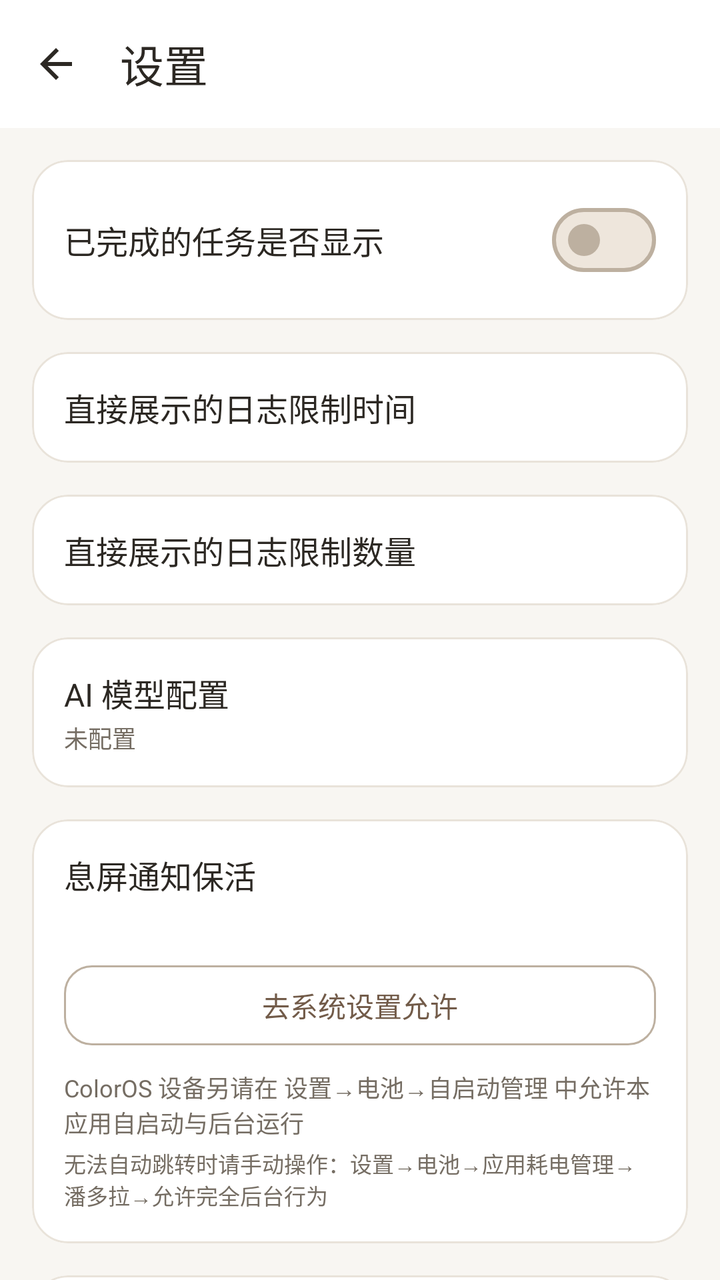
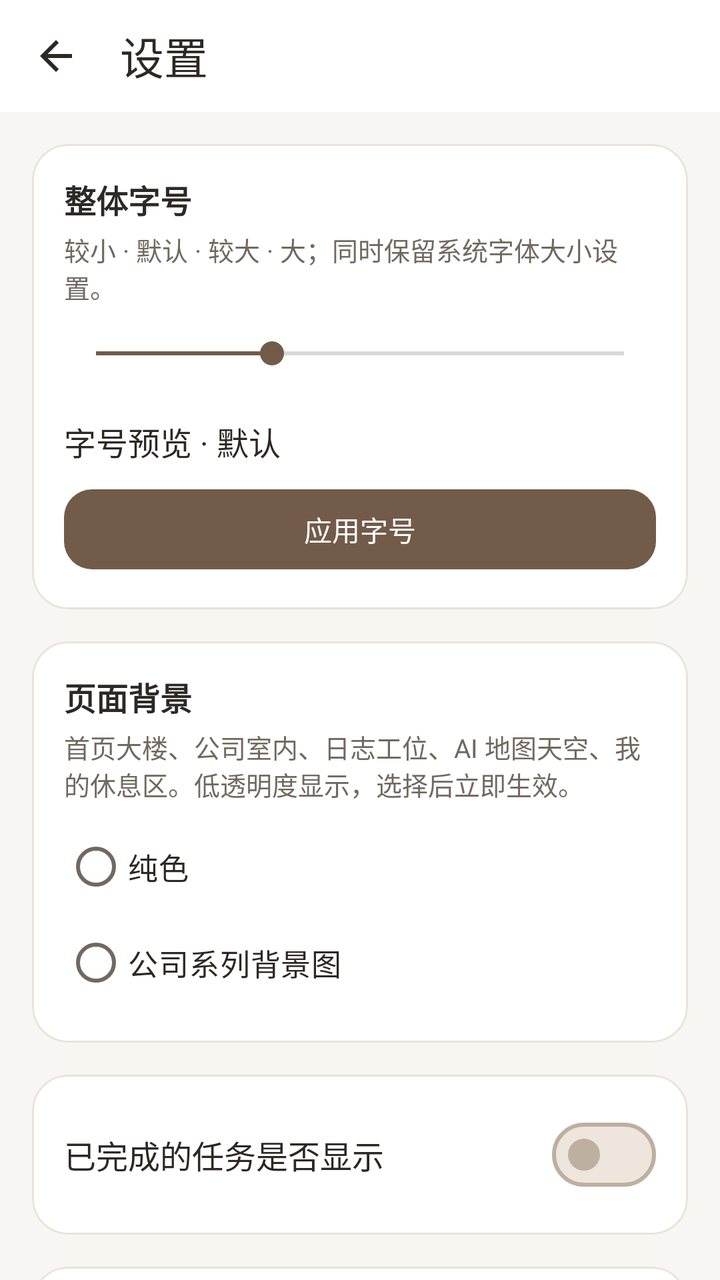

Two renders of the same Android screen: before a commit and after it. Below are the layout's source before the change and the commit's diff.
<!-- AndroidManifest.xml: application theme Theme.Project_Pandora -->
<!-- res/layout/activity_settings.xml -->
<?xml version="1.0" encoding="utf-8"?>
<layout xmlns:android="http://schemas.android.com/apk/res/android"
    xmlns:app="http://schemas.android.com/apk/res-auto">

    <data>

    </data>

    <androidx.constraintlayout.widget.ConstraintLayout
        android:layout_width="match_parent"
        android:layout_height="match_parent"
        android:background="@color/color_bg_page">

        <com.google.android.material.appbar.MaterialToolbar
            android:id="@+id/toolbar"
            android:layout_width="match_parent"
            android:layout_height="wrap_content"
            android:background="@color/color_surface"
            app:title="设置"
            app:titleTextColor="@color/color_text_primary"
            app:navigationIcon="@drawable/ic_back"
            app:layout_constraintTop_toTopOf="parent"
            style="@style/Widget.Pandora.Toolbar"
            app:navigationIconTint="@color/color_text_primary"
            android:elevation="0dp" />

        
        <ScrollView
            android:layout_width="match_parent"
            android:layout_height="0dp"
            android:fillViewport="true"
            android:scrollbars="none"
            app:layout_constraintTop_toBottomOf="@id/toolbar"
            app:layout_constraintBottom_toBottomOf="parent">

            <LinearLayout
                android:layout_width="match_parent"
                android:layout_height="wrap_content"
                android:orientation="vertical"
                android:padding="16dp">

            <com.google.android.material.card.MaterialCardView
                android:layout_width="match_parent"
                android:layout_height="wrap_content"
                android:layout_marginBottom="16dp"
                app:cardCornerRadius="18dp"
                app:cardElevation="0dp"
                app:cardBackgroundColor="@color/color_surface">

                <LinearLayout
                    android:layout_width="match_parent"
                    android:layout_height="wrap_content"
                    android:orientation="horizontal"
                    android:gravity="center_vertical"
                    android:padding="16dp">

                    <TextView
                        android:layout_width="0dp"
                        android:layout_height="wrap_content"
                        android:layout_weight="1"
                        android:text="已完成的任务是否显示"
                        android:textSize="16sp"
                        android:textColor="@color/color_text_primary" />

                    <com.google.android.material.materialswitch.MaterialSwitch
                        android:id="@+id/switch_show_completed"
                        android:layout_width="wrap_content"
                        android:layout_height="wrap_content" />

                </LinearLayout>
            </com.google.android.material.card.MaterialCardView>

            <com.google.android.material.card.MaterialCardView
                android:id="@+id/card_log_time_limit"
                android:layout_width="match_parent"
                android:layout_height="wrap_content"
                android:layout_marginBottom="16dp"
                app:cardCornerRadius="18dp"
                app:cardElevation="0dp"
                app:cardBackgroundColor="@color/color_surface">

                <LinearLayout
                    android:layout_width="match_parent"
                    android:layout_height="wrap_content"
                    android:orientation="horizontal"
                    android:gravity="center_vertical"
                    android:padding="16dp">

                    <TextView
                        android:layout_width="0dp"
                        android:layout_height="wrap_content"
                        android:layout_weight="1"
                        android:text="直接展示的日志限制时间"
                        android:textSize="16sp"
                        android:textColor="@color/color_text_primary" />

                    <TextView
                        android:id="@+id/text_log_time_limit_value"
                        android:layout_width="wrap_content"
                        android:layout_height="wrap_content"
                        android:textSize="16sp"
                        android:textColor="@color/color_text_secondary" />

                </LinearLayout>
            </com.google.android.material.card.MaterialCardView>

            <com.google.android.material.card.MaterialCardView
                android:id="@+id/card_log_count_limit"
                android:layout_width="match_parent"
                android:layout_height="wrap_content"
                android:layout_marginBottom="16dp"
                app:cardCornerRadius="18dp"
                app:cardElevation="0dp"
                app:cardBackgroundColor="@color/color_surface">

                <LinearLayout
                    android:layout_width="match_parent"
                    android:layout_height="wrap_content"
                    android:orientation="horizontal"
                    android:gravity="center_vertical"
                    android:padding="16dp">

                    <TextView
                        android:layout_width="0dp"
                        android:layout_height="wrap_content"
                        android:layout_weight="1"
                        android:text="直接展示的日志限制数量"
                        android:textSize="16sp"
                        android:textColor="@color/color_text_primary" />

                    <TextView
                        android:id="@+id/text_log_count_limit_value"
                        android:layout_width="wrap_content"
                        android:layout_height="wrap_content"
                        android:textSize="16sp"
                        android:textColor="@color/color_text_secondary" />

                </LinearLayout>
            </com.google.android.material.card.MaterialCardView>

            <com.google.android.material.card.MaterialCardView
                android:id="@+id/card_ai_config"
                android:layout_width="match_parent"
                android:layout_height="wrap_content"
                android:layout_marginBottom="16dp"
                app:cardCornerRadius="18dp"
                app:cardElevation="0dp"
                app:cardBackgroundColor="@color/color_surface">

                <LinearLayout
                    android:layout_width="match_parent"
                    android:layout_height="wrap_content"
                    android:orientation="horizontal"
                    android:gravity="center_vertical"
                    android:padding="16dp">

                    <LinearLayout
                        android:layout_width="0dp"
                        android:layout_height="wrap_content"
                        android:orientation="vertical"
                        android:layout_weight="1">

                        <TextView
                            android:layout_width="match_parent"
                            android:layout_height="wrap_content"
                            android:text="AI 模型配置"
                            android:textSize="16sp"
                            android:textColor="@color/color_text_primary" />

                        <TextView
                            android:id="@+id/text_ai_config_summary"
                            android:layout_width="match_parent"
                            android:layout_height="wrap_content"
                            android:layout_marginTop="2dp"
                            android:text="未配置"
                            android:textSize="12sp"
                            android:textColor="@color/color_text_secondary" />

                    </LinearLayout>

                </LinearLayout>
            </com.google.android.material.card.MaterialCardView>

            
            
        
        <com.google.android.material.card.MaterialCardView
            android:layout_width="match_parent"
            android:layout_height="wrap_content"
            android:layout_marginBottom="16dp"
            app:cardCornerRadius="18dp"
            app:cardElevation="0dp"
            app:cardBackgroundColor="@color/color_surface">

            <LinearLayout
                android:layout_width="match_parent"
                android:layout_height="wrap_content"
                android:orientation="vertical"
                android:padding="16dp">

                <TextView
                    android:layout_width="match_parent"
                    android:layout_height="wrap_content"
                    android:text="@string/keep_alive_card_title"
                    android:textSize="16sp"
                    android:textColor="@color/color_text_primary" />

                <TextView
                    android:id="@+id/text_keep_alive_summary"
                    android:layout_width="match_parent"
                    android:layout_height="wrap_content"
                    android:layout_marginTop="4dp"
                    android:textSize="13sp"
                    android:textColor="@color/color_text_secondary" />

                <com.google.android.material.button.MaterialButton
                    android:id="@+id/btn_battery_whitelist"
                    style="@style/Widget.Pandora.Button.Outlined"
                    android:layout_width="match_parent"
                    android:layout_height="wrap_content"
                    android:layout_marginTop="8dp"
                    android:text="@string/keep_alive_btn_whitelist" />

                <TextView
                    android:layout_width="match_parent"
                    android:layout_height="wrap_content"
                    android:layout_marginTop="8dp"
                    android:text="@string/keep_alive_coloros_note"
                    android:textSize="12sp"
                    android:textColor="@color/color_text_secondary" />

                <TextView
                    android:layout_width="match_parent"
                    android:layout_height="wrap_content"
                    android:layout_marginTop="4dp"
                    android:text="@string/keep_alive_manual_path"
                    android:textSize="11sp"
                    android:textColor="@color/color_text_secondary" />

            </LinearLayout>
        </com.google.android.material.card.MaterialCardView>

<com.google.android.material.card.MaterialCardView
                android:id="@+id/card_server_config"
                android:layout_width="match_parent"
                android:layout_height="wrap_content"
                android:layout_marginBottom="16dp"
                app:cardCornerRadius="18dp"
                app:cardElevation="0dp"
                app:cardBackgroundColor="@color/color_surface">

                <LinearLayout
                    android:layout_width="match_parent"
                    android:layout_height="wrap_content"
                    android:orientation="horizontal"
                    android:gravity="center_vertical"
                    android:padding="16dp">

                    <LinearLayout
                        android:layout_width="0dp"
                        android:layout_height="wrap_content"
                        android:orientation="vertical"
                        android:layout_weight="1">

                        <TextView
                            android:layout_width="match_parent"
                            android:layout_height="wrap_content"
                            android:text="@string/settings_server_card_title"
                            android:textSize="16sp"
                            android:textColor="@color/color_text_primary" />

                        <TextView
                            android:id="@+id/text_server_summary"
                            android:layout_width="match_parent"
                            android:layout_height="wrap_content"
                            android:layout_marginTop="2dp"
                            android:textSize="12sp"
                            android:textColor="@color/color_text_secondary" />

                    </LinearLayout>

                </LinearLayout>
            </com.google.android.material.card.MaterialCardView>

            <com.google.android.material.card.MaterialCardView
                android:id="@+id/card_sync"
                android:layout_width="match_parent"
                android:layout_height="wrap_content"
                android:layout_marginBottom="16dp"
                app:cardCornerRadius="18dp"
                app:cardElevation="0dp"
                app:cardBackgroundColor="@color/color_surface">

                <LinearLayout
                    android:layout_width="match_parent"
                    android:layout_height="wrap_content"
                    android:orientation="vertical"
                    android:padding="16dp">

                    <TextView
                        android:layout_width="match_parent"
                        android:layout_height="wrap_content"
                        android:text="数据同步"
                        android:textSize="16sp"
                        android:textColor="@color/color_text_primary"
                        android:textStyle="bold"
                        android:layout_marginBottom="8dp" />

                    <TextView
                        android:id="@+id/text_sync_status"
                        android:layout_width="match_parent"
                        android:layout_height="wrap_content"
                        android:textSize="14sp"
                        android:textColor="@color/color_text_secondary"
                        android:layout_marginBottom="8dp" />

                    <TextView
                        android:id="@+id/text_sync_progress"
                        android:layout_width="match_parent"
                        android:layout_height="wrap_content"
                        android:textSize="14sp"
                        android:textColor="@color/color_text_secondary"
                        android:layout_marginBottom="8dp"
                        android:visibility="gone" />

                    <com.google.android.material.button.MaterialButton
                        android:id="@+id/btn_resync"
                        android:layout_width="match_parent"
                        android:layout_height="wrap_content"
                        android:text="重新同步"
                        android:visibility="gone"
                        android:textColor="@color/color_on_accent" />

                </LinearLayout>
            </com.google.android.material.card.MaterialCardView>

            
            <com.google.android.material.card.MaterialCardView
                android:layout_width="match_parent"
                android:layout_height="wrap_content"
                android:layout_marginBottom="16dp"
                app:cardCornerRadius="18dp"
                app:cardElevation="0dp"
                app:cardBackgroundColor="@color/color_surface">

                <LinearLayout
                    android:layout_width="match_parent"
                    android:layout_height="wrap_content"
                    android:orientation="vertical"
                    android:padding="16dp">

                    <TextView
                        android:layout_width="match_parent"
                        android:layout_height="wrap_content"
                        android:text="通知设置"
                        android:textSize="16sp"
                        android:textColor="@color/color_text_primary"
                        android:textStyle="bold"
                        android:layout_marginBottom="12dp" />

                    <LinearLayout
                        android:layout_width="match_parent"
                        android:layout_height="wrap_content"
                        android:orientation="horizontal"
                        android:gravity="center_vertical"
                        android:layout_marginBottom="8dp">

                        <TextView
                            android:layout_width="0dp"
                            android:layout_height="wrap_content"
                            android:layout_weight="1"
                            android:text="新任务通知"
                            android:textSize="15sp"
                            android:textColor="@color/color_text_primary" />

                        <com.google.android.material.materialswitch.MaterialSwitch
                            android:id="@+id/switch_notif_new_task"
                            android:layout_width="wrap_content"
                            android:layout_height="wrap_content" />

                    </LinearLayout>

                    <LinearLayout
                        android:layout_width="match_parent"
                        android:layout_height="wrap_content"
                        android:orientation="horizontal"
                        android:gravity="center_vertical"
                        android:layout_marginBottom="8dp">

                        <TextView
                            android:layout_width="0dp"
                            android:layout_height="wrap_content"
                            android:layout_weight="1"
                            android:text="任务完成通知"
                            android:textSize="15sp"
                            android:textColor="@color/color_text_primary" />

                        <com.google.android.material.materialswitch.MaterialSwitch
                            android:id="@+id/switch_notif_status_change"
                            android:layout_width="wrap_content"
                            android:layout_height="wrap_content" />

                    </LinearLayout>

                    <LinearLayout
                        android:layout_width="match_parent"
                        android:layout_height="wrap_content"
                        android:orientation="horizontal"
                        android:gravity="center_vertical"
                        android:layout_marginBottom="8dp">

                        <TextView
                            android:layout_width="0dp"
                            android:layout_height="wrap_content"
                            android:layout_weight="1"
                            android:text="下属完成日志通知"
                            android:textSize="15sp"
                            android:textColor="@color/color_text_primary" />

                        <com.google.android.material.materialswitch.MaterialSwitch
                            android:id="@+id/switch_notif_log_completed"
                            android:layout_width="wrap_content"
                            android:layout_height="wrap_content" />

                    </LinearLayout>

                    <LinearLayout
                        android:layout_width="match_parent"
                        android:layout_height="wrap_content"
                        android:orientation="horizontal"
                        android:gravity="center_vertical"
                        android:layout_marginBottom="8dp">

                        <TextView
                            android:layout_width="0dp"
                            android:layout_height="wrap_content"
                            android:layout_weight="1"
                            android:text="十大任务派发变更通知"
                            android:textSize="15sp"
                            android:textColor="@color/color_text_primary" />

                        <com.google.android.material.materialswitch.MaterialSwitch
                            android:id="@+id/switch_notif_top10_dispatch"
                            android:layout_width="wrap_content"
                            android:layout_height="wrap_content" />

                    </LinearLayout>

                    <LinearLayout
                        android:layout_width="match_parent"
                        android:layout_height="wrap_content"
                        android:orientation="horizontal"
                        android:gravity="center_vertical">

                        <TextView
                            android:layout_width="0dp"
                            android:layout_height="wrap_content"
                            android:layout_weight="1"
                            android:text="十大重要事项变更通知"
                            android:textSize="15sp"
                            android:textColor="@color/color_text_primary" />

                        <com.google.android.material.materialswitch.MaterialSwitch
                            android:id="@+id/switch_notif_top10_important"
                            android:layout_width="wrap_content"
                            android:layout_height="wrap_content" />

                    </LinearLayout>

                </LinearLayout>
            </com.google.android.material.card.MaterialCardView>

            </LinearLayout>
        </ScrollView>

    </androidx.constraintlayout.widget.ConstraintLayout>
</layout>
<!-- resources referenced by this layout -->
<resources>
  <color name="color_bg_page">#F8F6F2</color>
  <color name="color_on_accent">#FFFFFF</color>
  <color name="color_surface">#FFFFFF</color>
  <color name="color_text_primary">#2C2823</color>
  <color name="color_text_secondary">#756D63</color>
  <string name="keep_alive_btn_whitelist">去系统设置允许</string>
  <string name="keep_alive_card_title">息屏通知保活</string>
  <string name="keep_alive_coloros_note">ColorOS 设备另请在 设置→电池→自启动管理 中允许本应用自启动与后台运行</string>
  <string name="keep_alive_manual_path">无法自动跳转时请手动操作：设置→电池→应用耗电管理→潘多拉→允许完全后台行为</string>
  <string name="settings_server_card_title">服务器地址</string>
  <style name="Widget.Pandora.Button.Outlined" parent="Widget.Material3.Button.OutlinedButton">
          <item name="cornerRadius">14dp</item>
          <item name="strokeColor">@color/color_border_strong</item>
          <item name="android:minHeight">48dp</item>
          <item name="android:textAppearance">@style/TextAppearance.Pandora.Label</item>
          <item name="android:textAllCaps">false</item>
      </style>
  <style name="Widget.Pandora.Toolbar" parent="Widget.Material3.Toolbar">
          <item name="android:background">@color/color_surface</item>
          <item name="android:minHeight">64dp</item>
          <item name="android:elevation">0dp</item>
          <item name="titleTextAppearance">@style/TextAppearance.Pandora.Title</item>
          <item name="titleTextColor">@color/color_text_primary</item>
          <item name="subtitleTextColor">@color/color_text_secondary</item>
          <item name="navigationIconTint">@color/color_text_primary</item>
          <item name="contentInsetStart">20dp</item>
          <item name="contentInsetEnd">16dp</item>
      </style>
  <style name="Theme.Project_Pandora" parent="Base.Theme.Project_Pandora" />
  <color name="color_border_strong">#BDB0A0</color>
  <color name="color_accent">#725B49</color>
  <color name="color_accent_soft">#EEE6DC</color>
  <color name="color_surface_soft">#F3EFE8</color>
  <color name="color_divider">#E9E3DA</color>
  <color name="color_error">#A1473A</color>
  <color name="color_error_surface">#F8EAE5</color>
  <style name="TextAppearance.Pandora.BodySmall" parent="TextAppearance.Material3.BodyMedium">
          <item name="android:textSize">14sp</item>
          <item name="android:textColor">@color/color_text_secondary</item>
      </style>
  <style name="Widget.Pandora.Button" parent="Widget.Material3.Button">
          <item name="cornerRadius">14dp</item>
          <item name="android:minHeight">52dp</item>
          <item name="android:textAppearance">@style/TextAppearance.Pandora.Label</item>
          <item name="android:textAllCaps">false</item>
          <item name="android:stateListAnimator">@null</item>
      </style>
  <style name="Widget.Pandora.LegacyCard" parent="CardView">
          <item name="cardBackgroundColor">@color/color_surface</item>
          <item name="cardCornerRadius">18dp</item>
          <item name="cardElevation">1dp</item>
      </style>
  <style name="Widget.Pandora.Fab" parent="Widget.Material3.FloatingActionButton.Primary">
          <item name="backgroundTint">@color/color_accent</item>
          <item name="tint">@color/color_on_accent</item>
          <item name="elevation">2dp</item>
      </style>
  <style name="Widget.Pandora.NavIndicator" parent="Widget.Material3.BottomNavigationView.ActiveIndicator">
          <item name="android:color">@color/color_accent_soft</item>
      </style>
  <!-- unchanged entries left out for length: 11 -->
</resources>

<!-- the commit's change to res/layout/activity_settings.xml (unified diff, before → after) -->
@@ -46,6 +46,74 @@
                 app:cardCornerRadius="18dp"
                 app:cardElevation="0dp"
                 app:cardBackgroundColor="@color/color_surface">
+                <LinearLayout android:layout_width="match_parent" android:layout_height="wrap_content" android:orientation="vertical" android:padding="16dp">
+                    <TextView android:layout_width="match_parent" android:layout_height="wrap_content" android:text="整体字号" android:textSize="16sp" android:textStyle="bold" android:textColor="@color/color_text_primary" />
+                    <TextView android:layout_width="match_parent" android:layout_height="wrap_content" android:layout_marginTop="4dp" android:text="较小 · 默认 · 较大 · 大；同时保留系统字体大小设置。" android:textSize="13sp" android:textColor="@color/color_text_secondary" />
+                    <SeekBar android:id="@+id/fontSizeSlider" android:layout_width="match_parent" android:layout_height="48dp" android:max="3" android:progress="1" android:contentDescription="整体字号，四档可选" />
+                    <TextView android:id="@+id/textFontSizePreview" android:layout_width="match_parent" android:layout_height="wrap_content" android:minHeight="40dp" android:gravity="center_vertical" android:text="字号预览 · 默认" android:textSize="16sp" android:textColor="@color/color_text_primary" />
+                    <com.google.android.material.button.MaterialButton android:id="@+id/btnApplyFontSize" android:layout_width="match_parent" android:layout_height="wrap_content" android:minHeight="48dp" android:text="应用字号" />
+                </LinearLayout>
+            </com.google.android.material.card.MaterialCardView>
+
+            <com.google.android.material.card.MaterialCardView
+                android:layout_width="match_parent"
+                android:layout_height="wrap_content"
+                android:layout_marginBottom="16dp"
+                app:cardCornerRadius="18dp"
+                app:cardElevation="0dp"
+                app:cardBackgroundColor="@color/color_surface">
+                <LinearLayout
+                    android:layout_width="match_parent"
+                    android:layout_height="wrap_content"
+                    android:orientation="vertical"
+                    android:padding="16dp">
+                    <TextView
+                        android:layout_width="match_parent"
+                        android:layout_height="wrap_content"
+                        android:text="@string/background_style_title"
+                        android:textSize="16sp"
+                        android:textStyle="bold"
+                        android:textColor="@color/color_text_primary" />
+                    <TextView
+                        android:layout_width="match_parent"
+                        android:layout_height="wrap_content"
+                        android:layout_marginTop="4dp"
+                        android:text="@string/background_style_description"
+                        android:textSize="13sp"
+                        android:textColor="@color/color_text_secondary" />
+                    <RadioGroup
+                        android:id="@+id/radioBackgroundStyle"
+                        android:layout_width="match_parent"
+                        android:layout_height="wrap_content"
+                        android:layout_marginTop="8dp"
+                        android:orientation="vertical">
+                        <com.google.android.material.radiobutton.MaterialRadioButton
+                            android:id="@+id/radioBackgroundSolid"
+                            android:layout_width="match_parent"
+                            android:layout_height="wrap_content"
+                            android:minHeight="48dp"
+                            android:text="@string/background_style_solid"
+                            android:textSize="15sp"
+                            android:textColor="@color/color_text_primary" />
+                        <com.google.android.material.radiobutton.MaterialRadioButton
+                            android:id="@+id/radioBackgroundCompany"
+                            android:layout_width="match_parent"
+                            android:layout_height="wrap_content"
+                            android:minHeight="48dp"
+                            android:text="@string/background_style_company"
+                            android:textSize="15sp"
+                            android:textColor="@color/color_text_primary" />
+                    </RadioGroup>
+                </LinearLayout>
+            </com.google.android.material.card.MaterialCardView>
+
+            <com.google.android.material.card.MaterialCardView
+                android:layout_width="match_parent"
+                android:layout_height="wrap_content"
+                android:layout_marginBottom="16dp"
+                app:cardCornerRadius="18dp"
+                app:cardElevation="0dp"
+                app:cardBackgroundColor="@color/color_surface">
 
                 <LinearLayout
                     android:layout_width="match_parent"
<!-- resource entries referenced after the edit -->
@@ -4,7 +4,11 @@
   <color name="color_on_accent">#FFFFFF</color>
   <color name="color_surface">#FFFFFF</color>
   <color name="color_text_primary">#2C2823</color>
-  <color name="color_text_secondary">#756D63</color>
+  <color name="color_text_secondary">#71695F</color>
+  <string name="background_style_company">公司系列背景图</string>
+  <string name="background_style_description">首页大楼、公司室内、日志工位、AI 地图天空、我的休息区。低透明度显示，选择后立即生效。</string>
+  <string name="background_style_solid">纯色</string>
+  <string name="background_style_title">页面背景</string>
   <string name="keep_alive_btn_whitelist">去系统设置允许</string>
   <string name="keep_alive_card_title">息屏通知保活</string>
   <string name="keep_alive_coloros_note">ColorOS 设备另请在 设置→电池→自启动管理 中允许本应用自启动与后台运行</string>
@@ -16,16 +20,17 @@
           <item name="android:minHeight">48dp</item>
           <item name="android:textAppearance">@style/TextAppearance.Pandora.Label</item>
           <item name="android:textAllCaps">false</item>
+          <item name="android:stateListAnimator">@animator/pandora_button_press</item>
       </style>
   <style name="Widget.Pandora.Toolbar" parent="Widget.Material3.Toolbar">
           <item name="android:background">@color/color_surface</item>
-          <item name="android:minHeight">64dp</item>
+          <item name="android:minHeight">56dp</item>
           <item name="android:elevation">0dp</item>
           <item name="titleTextAppearance">@style/TextAppearance.Pandora.Title</item>
           <item name="titleTextColor">@color/color_text_primary</item>
           <item name="subtitleTextColor">@color/color_text_secondary</item>
           <item name="navigationIconTint">@color/color_text_primary</item>
-          <item name="contentInsetStart">20dp</item>
+          <item name="contentInsetStart">16dp</item>
           <item name="contentInsetEnd">16dp</item>
       </style>
   <style name="Theme.Project_Pandora" parent="Base.Theme.Project_Pandora" />
@@ -45,7 +50,7 @@
           <item name="android:minHeight">52dp</item>
           <item name="android:textAppearance">@style/TextAppearance.Pandora.Label</item>
           <item name="android:textAllCaps">false</item>
-          <item name="android:stateListAnimator">@null</item>
+          <item name="android:stateListAnimator">@animator/pandora_button_press</item>
       </style>
   <style name="Widget.Pandora.LegacyCard" parent="CardView">
           <item name="cardBackgroundColor">@color/color_surface</item>
